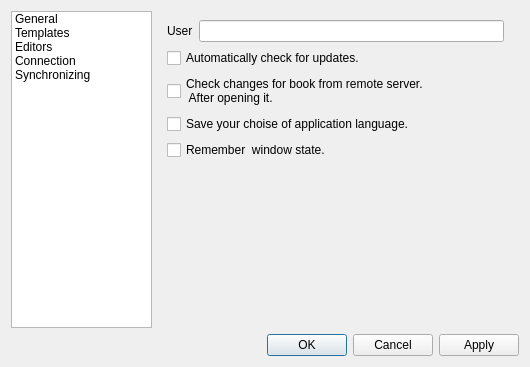
This is ui/settings.ui in pussbb/QHDA as Qt 5 draws it before an edit. The edited form follows.
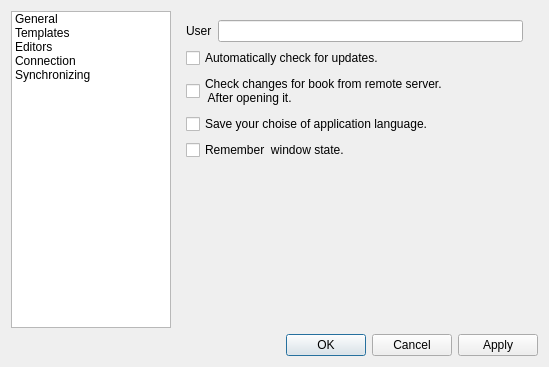
This is the edited form. Icons and pictures are not drawn.

What changed in the file:
```diff
--- a/ui/settings.ui
+++ b/ui/settings.ui
@@ -20,6 +20,12 @@
   <layout class="QGridLayout" name="gridLayout">
    <item row="0" column="0">
     <widget class="QListWidget" name="listWidget">
+     <property name="minimumSize">
+      <size>
+       <width>160</width>
+       <height>0</height>
+      </size>
+     </property>
      <property name="maximumSize">
       <size>
        <width>153</width>
```
